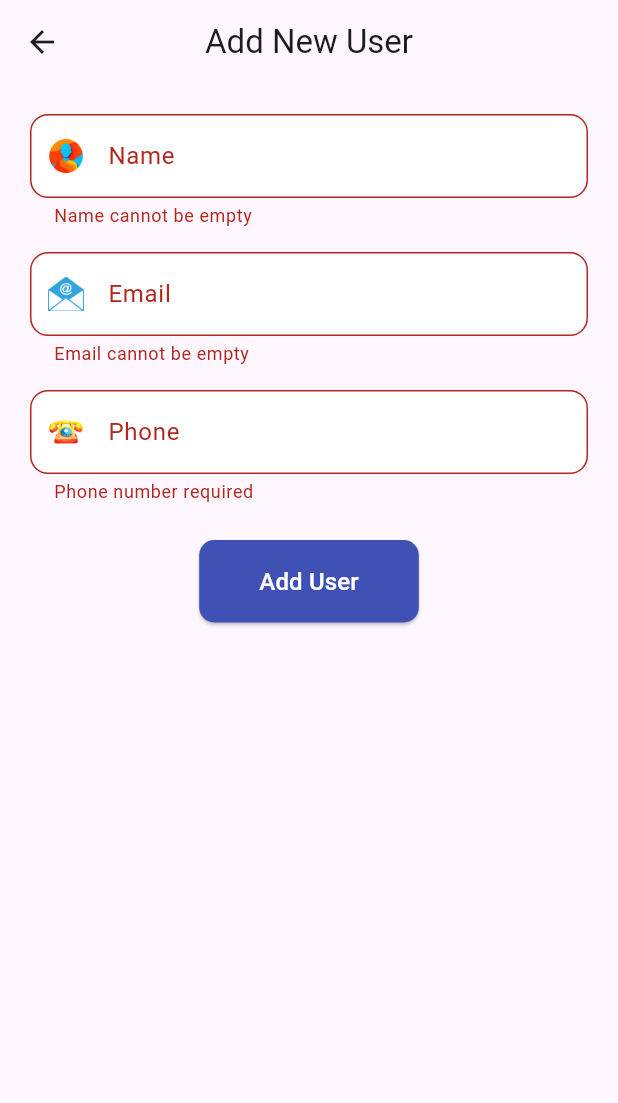
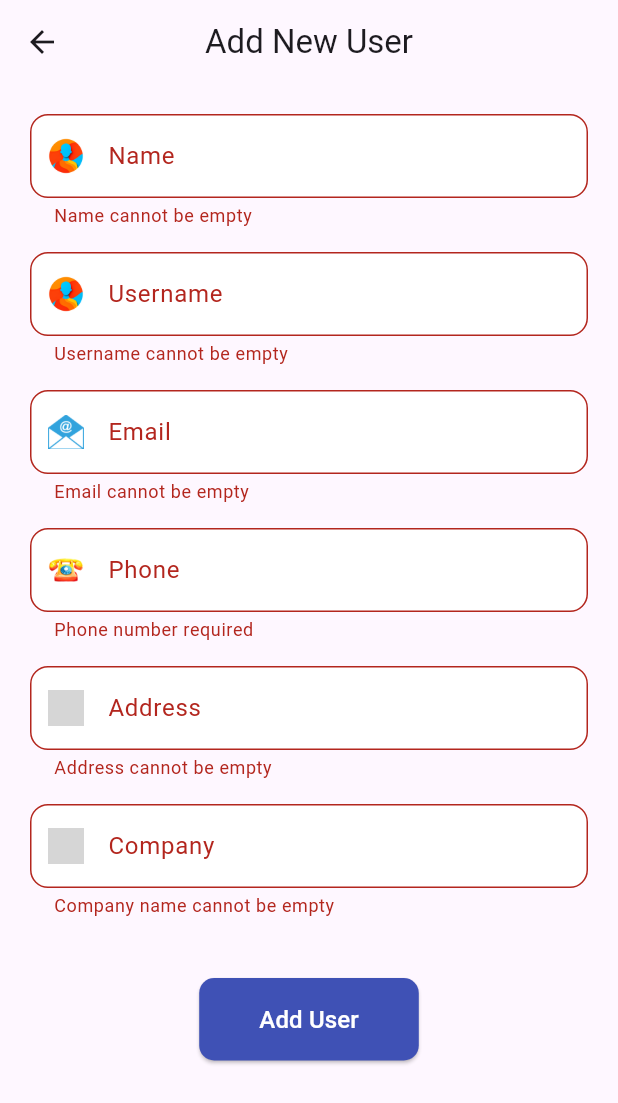
Before and after one commit to kanha292/SeekHelpers_assignment, a Flutter app: the AddUserForm screen opened directly, after a tap on "Add User", on a phone screen of 412 x 824 dp. Shown: the top 1103 px of the screen. Run offline on Flutter 3.47's test engine with Material 3 defaults, Android fonts, the phone set to English and light mode, and no system bars; network calls fail; grey boxes are pictures that could not be loaded.

Commit message:
Update add_user_form.dart

```diff
--- a/lib/screens/add_user_form.dart
+++ b/lib/screens/add_user_form.dart
@@ -13,6 +13,9 @@ class _AddUserFormState extends State<AddUserForm> {
   final _nameController = TextEditingController();
   final _emailController = TextEditingController();
   final _phoneController = TextEditingController();
+  final _usernameController = TextEditingController();
+  final _addressController = TextEditingController();
+  final _companyController = TextEditingController();
 
   void _submitForm() {
     if (_formKey.currentState!.validate()) {
@@ -20,8 +23,7 @@ class _AddUserFormState extends State<AddUserForm> {
       final existingUsers = userProvider.users;
 
       final emailExists = existingUsers.any(
-            (u) => u.email.trim().toLowerCase() ==
-            _emailController.text.trim().toLowerCase(),
+            (u) => u.email.trim().toLowerCase() == _emailController.text.trim().toLowerCase(),
       );
 
       final phoneExists = existingUsers.any(
@@ -43,6 +45,9 @@ class _AddUserFormState extends State<AddUserForm> {
         name: _nameController.text,
         email: _emailController.text,
         phone: _phoneController.text,
+        username: _usernameController.text,
+        address: _addressController.text,
+        company: _companyController.text,
       );
 
       userProvider.addUser(newUser);
@@ -67,6 +72,35 @@ class _AddUserFormState extends State<AddUserForm> {
     );
   }
 
+  Widget _buildField({
+    required TextEditingController controller,
+    required String label,
+    required String hint,
+    required String iconPath,
+    required String validationMessage,
+    TextInputType keyboardType = TextInputType.text,
+  }) {
+    return Padding(
+      padding: const EdgeInsets.only(bottom: 16),
+      child: TextFormField(
+        controller: controller,
+        keyboardType: keyboardType,
+        decoration: InputDecoration(
+          hintText: hint,
+          labelText: label,
+          prefixIcon: Padding(
+            padding: EdgeInsets.all(12),
+            child: Image.asset(iconPath, width: 24),
+          ),
+          border: OutlineInputBorder(borderRadius: BorderRadius.circular(12)),
+          filled: true,
+          fillColor: Colors.white,
+        ),
+        validator: (value) => value!.isEmpty ? validationMessage : null,
+      ),
+    );
+  }
+
   @override
   Widget build(BuildContext context) {
     return Scaffold(
@@ -80,71 +114,50 @@ class _AddUserFormState extends State<AddUserForm> {
           key: _formKey,
           child: Column(
             children: [
-              // Name Field
-              TextFormField(
+              _buildField(
                 controller: _nameController,
-                decoration: InputDecoration(
-                  hintText: 'Enter name',
-                  labelText: 'Name',
-                  prefixIcon: Padding(
-                    padding: EdgeInsets.all(12),
-                    child: Image.asset('assets/icons/user.png', width: 24),
-                  ),
-                  border: OutlineInputBorder(
-                    borderRadius: BorderRadius.circular(12),
-                  ),
-                  filled: true,
-                  fillColor: Colors.white,
-                ),
-                validator: (value) =>
-                value!.isEmpty ? 'Name cannot be empty' : null,
+                label: 'Name',
+                hint: 'Enter name',
+                iconPath: 'assets/icons/user.png',
+                validationMessage: 'Name cannot be empty',
               ),
-              SizedBox(height: 16),
-
-              // Email Field
-              TextFormField(
+              _buildField(
+                controller: _usernameController,
+                label: 'Username',
+                hint: 'Enter username',
+                iconPath: 'assets/icons/user.png',
+                validationMessage: 'Username cannot be empty',
+              ),
+              _buildField(
                 controller: _emailController,
-                decoration: InputDecoration(
-                  hintText: 'Enter email',
-                  labelText: 'Email',
-                  prefixIcon: Padding(
-                    padding: EdgeInsets.all(12),
-                    child: Image.asset('assets/icons/mail.png', width: 24),
-                  ),
-                  border: OutlineInputBorder(
-                    borderRadius: BorderRadius.circular(12),
-                  ),
-                  filled: true,
-                  fillColor: Colors.white,
-                ),
-                validator: (value) =>
-                value!.isEmpty ? 'Email cannot be empty' : null,
+                label: 'Email',
+                hint: 'Enter email',
+                iconPath: 'assets/icons/mail.png',
+                validationMessage: 'Email cannot be empty',
               ),
-              SizedBox(height: 16),
-
-              // Phone Field
-              TextFormField(
+              _buildField(
                 controller: _phoneController,
+                label: 'Phone',
+                hint: 'Enter phone number',
+                iconPath: 'assets/icons/call.png',
+                validationMessage: 'Phone number required',
                 keyboardType: TextInputType.phone,
-                decoration: InputDecoration(
-                  hintText: 'Enter phone number',
-                  labelText: 'Phone',
-                  prefixIcon: Padding(
-                    padding: EdgeInsets.all(12),
-                    child: Image.asset('assets/icons/call.png', width: 24),
-                  ),
-                  border: OutlineInputBorder(
-                    borderRadius: BorderRadius.circular(12),
-                  ),
-                  filled: true,
-                  fillColor: Colors.white,
-                ),
-                validator: (value) =>
-                value!.isEmpty ? 'Phone number required' : null,
+              ),
+              _buildField(
+                controller: _addressController,
+                label: 'Address',
+                hint: 'Enter address',
+                iconPath: 'assets/icons/location.png',
+                validationMessage: 'Address cannot be empty',
+              ),
+              _buildField(
+                controller: _companyController,
+                label: 'Company',
+                hint: 'Enter company name',
+                iconPath: 'assets/icons/company.png',
+                validationMessage: 'Company name cannot be empty',
               ),
               SizedBox(height: 24),
-
-              // Submit Button
               ElevatedButton(
                 onPressed: _submitForm,
                 style: ElevatedButton.styleFrom(
```
